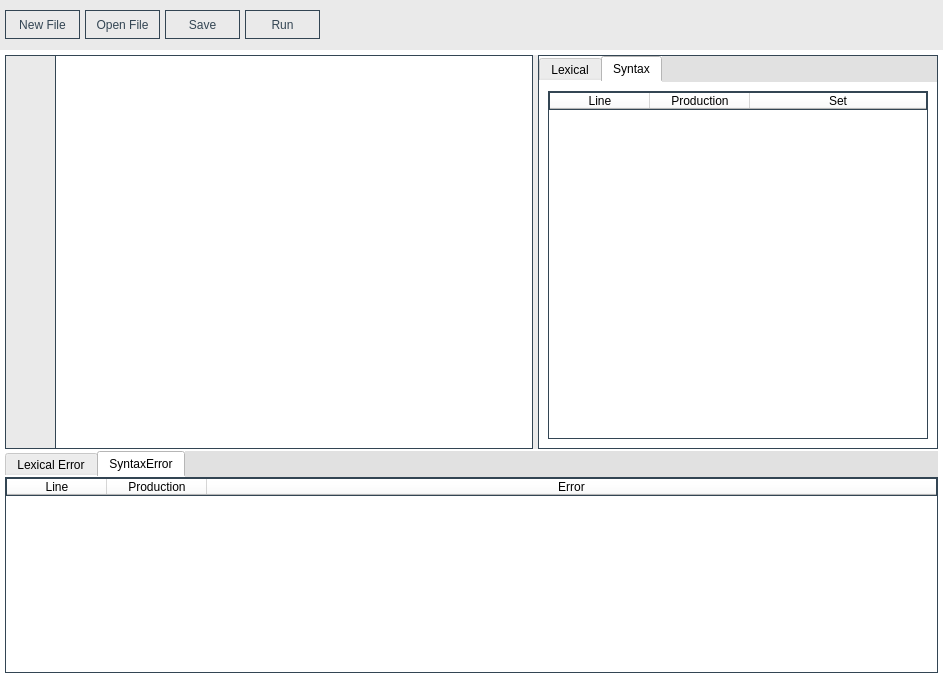
Qt form assets/FightOn.ui (chraem/Fight-On) before a commit.
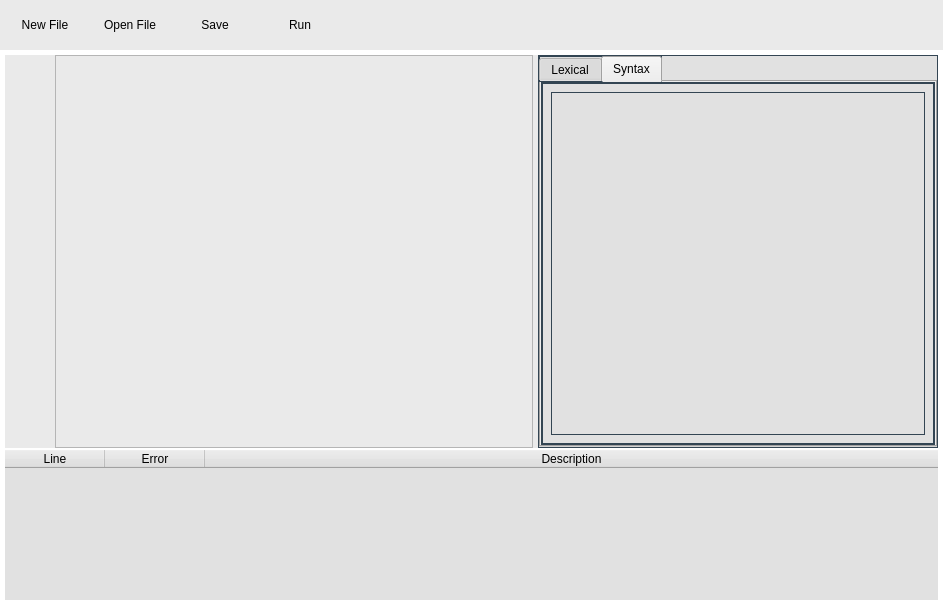
The same form after that commit. The open tabs and pages were chosen to show the change. Icons and pictures are not drawn.

Commit message: [feat] added parser | [fix] string recognition | [refactor] ui logo and tables | [chore] add gitignore

```diff
--- a/assets/FightOn.ui
+++ b/assets/FightOn.ui
@@ -7,12 +7,25 @@
     <x>0</x>
     <y>0</y>
     <width>943</width>
-    <height>678</height>
+    <height>605</height>
    </rect>
   </property>
   <property name="windowTitle">
    <string>Fight On</string>
   </property>
+  <property name="windowIcon">
+   <iconset>
+    <normaloff>FightOnLogo.png</normaloff>FightOnLogo.png</iconset>
+  </property>
+  <property name="styleSheet">
+   <string notr="true">font: 11pt &quot;assets\MonoSpatial.ttf&quot;;</string>
+  </property>
+  <property name="iconSize">
+   <size>
+    <width>24</width>
+    <height>24</height>
+   </size>
+  </property>
   <widget class="QWidget" name="centralwidget">
    <layout class="QGridLayout" name="gridLayout">
     <property name="leftMargin">
@@ -146,7 +159,8 @@
                <property name="styleSheet">
                 <string notr="true">background-color:rgb(234, 234, 234);
 border: 1px solid rgb(51, 69, 83);
-border-right: none;</string>
+border-right: none;
+font: 11pt &quot;assets\MonoSpatial.ttf&quot;;</string>
                </property>
                <property name="frameShape">
                 <enum>QFrame::NoFrame</enum>
@@ -178,7 +192,8 @@
                </property>
                <property name="styleSheet">
                 <string notr="true">background-color: rgb(255, 255, 255);
-border: 1px solid rgb(51, 69, 83);</string>
+border: 1px solid rgb(51, 69, 83);
+font: 11pt &quot;assets\MonoSpatial.ttf&quot;;</string>
                </property>
                <property name="lineWrapMode">
                 <enum>QPlainTextEdit::NoWrap</enum>
@@ -232,7 +247,8 @@
                </property>
                <property name="styleSheet">
                 <string notr="true">background-color: rgb(255, 255, 255);
-border-style: none;</string>
+border-style: none;
+font: 11pt &quot;assets\MonoSpatial.ttf&quot;;</string>
                </property>
                <property name="tabPosition">
                 <enum>QTabWidget::North</enum>
@@ -241,7 +257,7 @@
                 <enum>QTabWidget::Rounded</enum>
                </property>
                <property name="currentIndex">
-                <number>0</number>
+                <number>1</number>
                </property>
                <property name="tabBarAutoHide">
                 <bool>false</bool>
@@ -251,11 +267,27 @@
                  <string>Lexical</string>
                 </attribute>
                 <layout class="QGridLayout" name="gridLayout_4">
+                 <property name="leftMargin">
+                  <number>5</number>
+                 </property>
+                 <property name="topMargin">
+                  <number>5</number>
+                 </property>
+                 <property name="rightMargin">
+                  <number>5</number>
+                 </property>
+                 <property name="bottomMargin">
+                  <number>5</number>
+                 </property>
+                 <property name="spacing">
+                  <number>5</number>
+                 </property>
                  <item row="0" column="0">
                   <widget class="QTableWidget" name="lexical_Tbl">
                    <property name="styleSheet">
                     <string notr="true">background-color: rgb(255, 255, 255);
-border: 1px solid rgb(51, 69, 83);</string>
+border: 1px solid rgb(51, 69, 83);
+font: 11pt &quot;assets\MonoSpatial.ttf&quot;;</string>
                    </property>
                    <property name="editTriggers">
                     <set>QAbstractItemView::NoEditTriggers</set>
@@ -297,38 +329,16 @@
                 </attribute>
                 <layout class="QGridLayout" name="gridLayout_5">
                  <item row="0" column="0">
-                  <widget class="QTableWidget" name="syntax_Tbl">
-                   <property name="styleSheet">
-                    <string notr="true">background-color: rgb(255, 255, 255);
-border: 1px solid rgb(51, 69, 83);</string>
+                  <widget class="QPlainTextEdit" name="syntax_PTE">
+                   <property name="frameShape">
+                    <enum>QFrame::NoFrame</enum>
                    </property>
-                   <property name="editTriggers">
-                    <set>QAbstractItemView::NoEditTriggers</set>
+                   <property name="frameShadow">
+                    <enum>QFrame::Plain</enum>
                    </property>
-                   <property name="verticalScrollMode">
-                    <enum>QAbstractItemView::ScrollPerPixel</enum>
+                   <property name="textInteractionFlags">
+                    <set>Qt::NoTextInteraction</set>
                    </property>
-                   <property name="horizontalScrollMode">
-                    <enum>QAbstractItemView::ScrollPerPixel</enum>
-                   </property>
-                   <attribute name="horizontalHeaderStretchLastSection">
-                    <bool>true</bool>
-                   </attribute>
-                   <column>
-                    <property name="text">
-                     <string>Line</string>
-                    </property>
-                   </column>
-                   <column>
-                    <property name="text">
-                     <string>Production</string>
-                    </property>
-                   </column>
-                   <column>
-                    <property name="text">
-                     <string>Set</string>
-                    </property>
-                   </column>
                   </widget>
                  </item>
                 </layout>
@@ -381,42 +391,11 @@
            <number>0</number>
           </property>
           <item>
-           <widget class="QTabWidget" name="botTabWidget">
+           <widget class="QTableWidget" name="error_Tbl">
             <property name="styleSheet">
              <string notr="true">background-color: rgb(255, 255, 255);
-border-style: none;</string>
-            </property>
-            <property name="currentIndex">
-             <number>0</number>
-            </property>
-            <property name="documentMode">
-             <bool>false</bool>
-            </property>
-            <widget class="QWidget" name="LexicalError">
-             <attribute name="title">
-              <string>Lexical Error</string>
-             </attribute>
-             <layout class="QGridLayout" name="gridLayout_8">
-              <property name="leftMargin">
-               <number>0</number>
-              </property>
-              <property name="topMargin">
-               <number>0</number>
-              </property>
-              <property name="rightMargin">
-               <number>0</number>
-              </property>
-              <property name="bottomMargin">
-               <number>0</number>
-              </property>
-              <property name="spacing">
-               <number>0</number>
-              </property>
-              <item row="0" column="0">
-               <widget class="QTableWidget" name="lexicalError_Tbl">
-                <property name="styleSheet">
-                 <string notr="true">background-color: rgb(255, 255, 255);
-border: 1px solid rgb(51, 69, 83);</string>
+border: 1px solid rgb(51, 69, 83);
+font: 11pt &quot;assets\MonoSpatial.ttf&quot;;</string>
                 </property>
                 <property name="frameShape">
                  <enum>QFrame::NoFrame</enum>
@@ -433,6 +412,9 @@
                 <property name="horizontalScrollMode">
                  <enum>QAbstractItemView::ScrollPerPixel</enum>
                 </property>
+            <property name="sortingEnabled">
+             <bool>true</bool>
+            </property>
                 <attribute name="horizontalHeaderStretchLastSection">
                  <bool>true</bool>
                 </attribute>
@@ -458,73 +440,6 @@
               </item>
              </layout>
             </widget>
-            <widget class="QWidget" name="SyntaxError">
-             <attribute name="title">
-              <string>SyntaxError</string>
-             </attribute>
-             <layout class="QGridLayout" name="gridLayout_9">
-              <property name="leftMargin">
-               <number>0</number>
-              </property>
-              <property name="topMargin">
-               <number>0</number>
-              </property>
-              <property name="rightMargin">
-               <number>0</number>
-              </property>
-              <property name="bottomMargin">
-               <number>0</number>
-              </property>
-              <property name="spacing">
-               <number>0</number>
-              </property>
-              <item row="0" column="0">
-               <widget class="QTableWidget" name="syntaxError_Tbl">
-                <property name="styleSheet">
-                 <string notr="true">background-color: rgb(255, 255, 255);
-border: 1px solid rgb(51, 69, 83);</string>
-                </property>
-                <property name="frameShape">
-                 <enum>QFrame::NoFrame</enum>
-                </property>
-                <property name="frameShadow">
-                 <enum>QFrame::Plain</enum>
-                </property>
-                <property name="editTriggers">
-                 <set>QAbstractItemView::NoEditTriggers</set>
-                </property>
-                <property name="verticalScrollMode">
-                 <enum>QAbstractItemView::ScrollPerPixel</enum>
-                </property>
-                <property name="horizontalScrollMode">
-                 <enum>QAbstractItemView::ScrollPerPixel</enum>
-                </property>
-                <attribute name="horizontalHeaderStretchLastSection">
-                 <bool>true</bool>
-                </attribute>
-                <column>
-                 <property name="text">
-                  <string>Line</string>
-                 </property>
-                </column>
-                <column>
-                 <property name="text">
-                  <string>Production</string>
-                 </property>
-                </column>
-                <column>
-                 <property name="text">
-                  <string>Error</string>
-                 </property>
-                </column>
-               </widget>
-              </item>
-             </layout>
-            </widget>
-           </widget>
-          </item>
-         </layout>
-        </widget>
        </item>
       </layout>
      </widget>
@@ -584,6 +499,7 @@
 	color: rgb(51, 69, 83);
 	background-color:rgb(234, 234, 234);
 	border: 1px solid rgb(51, 69, 83);
+	font: 11pt &quot;assets\MonoSpatial.ttf&quot;;
 }</string>
          </property>
          <property name="text">
@@ -613,6 +529,7 @@
 	color: rgb(51, 69, 83);
 	background-color:rgb(234, 234, 234);
 	border: 1px solid rgb(51, 69, 83);
+	font: 11pt &quot;assets\MonoSpatial.ttf&quot;;
 }</string>
          </property>
          <property name="text">
@@ -642,6 +559,7 @@
 	color: rgb(51, 69, 83);
 	background-color:rgb(234, 234, 234);
 	border: 1px solid rgb(51, 69, 83);
+	font: 11pt &quot;assets\MonoSpatial.ttf&quot;;
 }</string>
          </property>
          <property name="text">
@@ -671,6 +589,7 @@
 	color: rgb(51, 69, 83);
 	background-color:rgb(234, 234, 234);
 	border: 1px solid rgb(51, 69, 83);
+	font: 11pt &quot;assets\MonoSpatial.ttf&quot;;
 }</string>
          </property>
          <property name="text">
```
Lines whose indentation alone changed are shown as unchanged. The commit also changes 10 other files.
